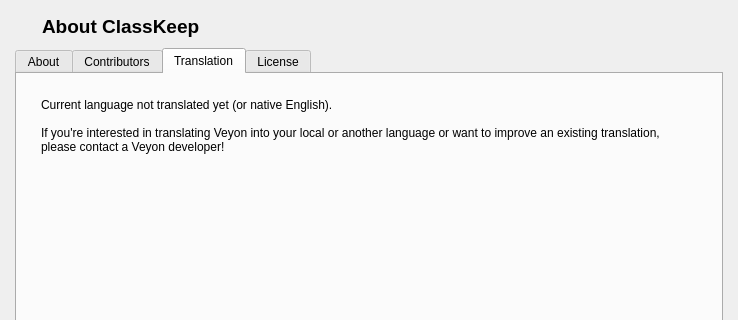
zk26/ClassKeep, file veyon/core/src/AboutDialog.ui: the form before one commit; both pictures show x 0 to 738 and y 0 to 320 of the 738 by 500 pixel window.
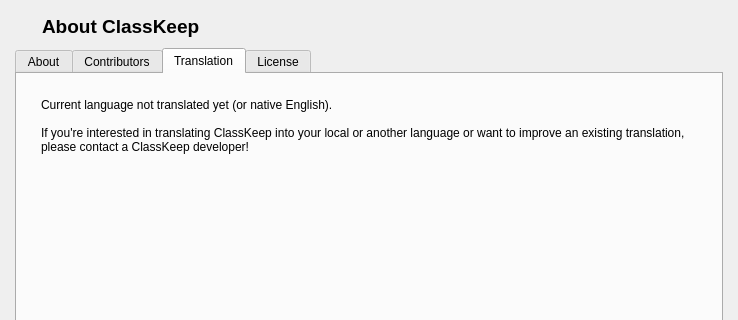
The form after the commit. The open tabs and pages were chosen to show the change. Icons and pictures are not drawn.

Commit message: feat: ClassKeep 2.3.0 - request-bound bridge auth, DPAPI secrets, tool-bar quick tools, brand cleanup

Diff of the .ui file:
```diff
--- a/veyon/core/src/AboutDialog.ui
+++ b/veyon/core/src/AboutDialog.ui
@@ -248,7 +248,7 @@
          <property name="text">
           <string>Current language not translated yet (or native English).
 
-If you're interested in translating Veyon into your local or another language or want to improve an existing translation, please contact a Veyon developer!</string>
+If you're interested in translating ClassKeep into your local or another language or want to improve an existing translation, please contact a ClassKeep developer!</string>
          </property>
          <property name="alignment">
           <set>Qt::AlignLeading|Qt::AlignLeft|Qt::AlignTop</set>
```
The commit also changes 90 other files.
